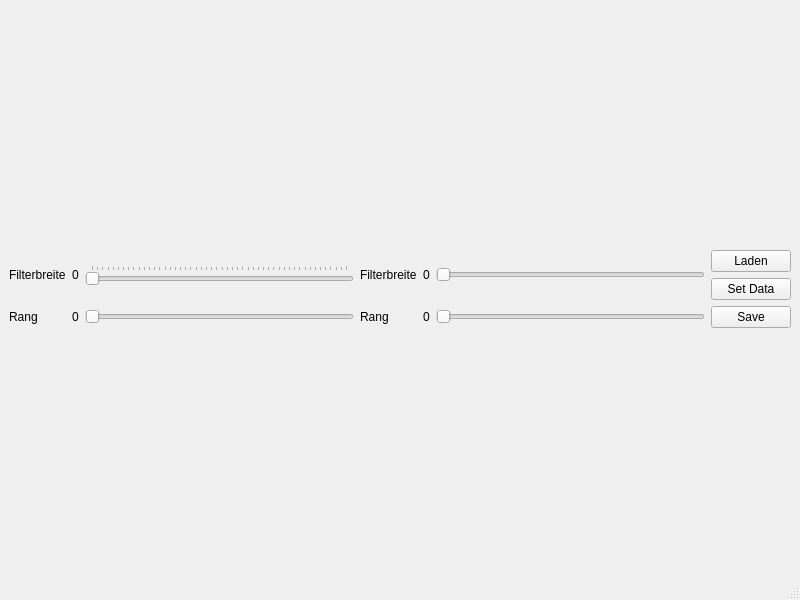
The window that q/formular.ui (Bobbbl/Spotauswertung) describes before a commit, drawn with Qt 5.
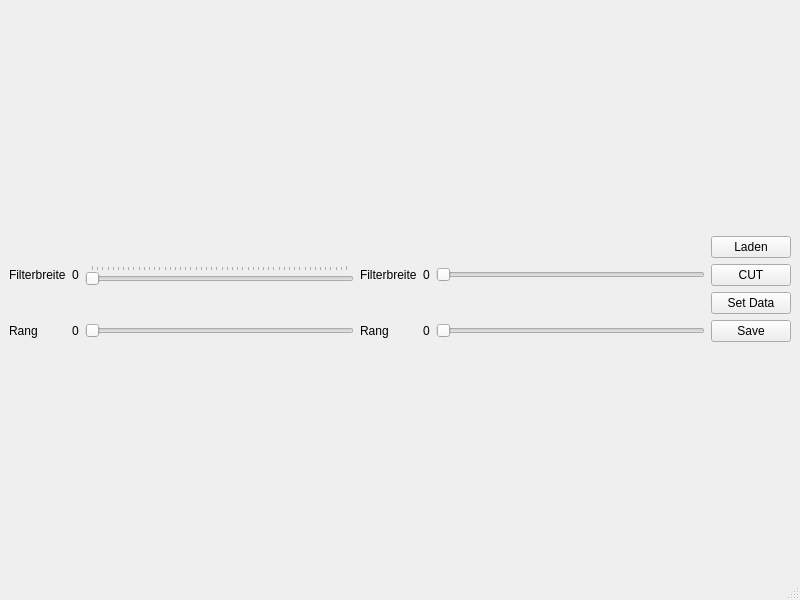
The same window after the commit.

```diff
--- a/q/formular.ui
+++ b/q/formular.ui
@@ -47,6 +47,13 @@
           </property>
          </widget>
         </item>
+        <item>
+         <widget class="QPushButton" name="CutpushButton">
+          <property name="text">
+           <string>CUT</string>
+          </property>
+         </widget>
+        </item>
         <item>
          <widget class="QPushButton" name="addpushButton">
           <property name="text">
```
